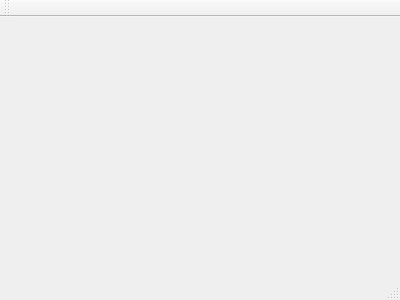
sheeaza/surround-view, file mainwindow.ui: the form before one commit.
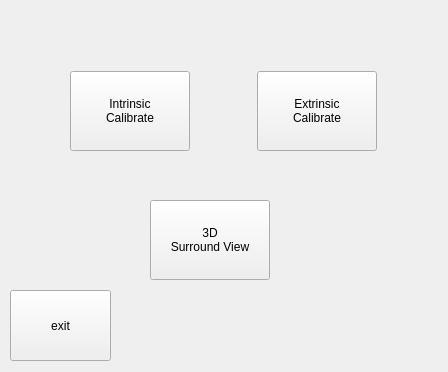
The form after the commit.

Patch:
```diff
--- a/mainwindow.ui
+++ b/mainwindow.ui
@@ -1,24 +1,112 @@
 <ui version="4.0">
  <class>MainWindow</class>
- <widget class="QMainWindow" name="MainWindow" >
-  <property name="geometry" >
+ <widget class="QMainWindow" name="MainWindow">
+  <property name="geometry">
    <rect>
     <x>0</x>
     <y>0</y>
-    <width>400</width>
-    <height>300</height>
+    <width>448</width>
+    <height>372</height>
    </rect>
   </property>
   <property name="windowTitle" >
    <string>MainWindow</string>
   </property>
-  <widget class="QMenuBar" name="menuBar" />
-  <widget class="QToolBar" name="mainToolBar" />
-  <widget class="QWidget" name="centralWidget" />
-  <widget class="QStatusBar" name="statusBar" />
+  <widget class="QWidget" name="centralWidget">
+   <widget class="QPushButton" name="intrinButton">
+    <property name="geometry">
+     <rect>
+      <x>70</x>
+      <y>71</y>
+      <width>120</width>
+      <height>80</height>
+     </rect>
+    </property>
+    <property name="sizePolicy">
+     <sizepolicy hsizetype="Fixed" vsizetype="Fixed">
+      <horstretch>0</horstretch>
+      <verstretch>0</verstretch>
+     </sizepolicy>
+    </property>
+    <property name="minimumSize">
+     <size>
+      <width>120</width>
+      <height>80</height>
+     </size>
+    </property>
+    <property name="text">
+     <string>Intrinsic
+Calibrate</string>
+    </property>
+   </widget>
+   <widget class="QPushButton" name="extrinButton">
+    <property name="geometry">
+     <rect>
+      <x>257</x>
+      <y>71</y>
+      <width>120</width>
+      <height>80</height>
+     </rect>
+    </property>
+    <property name="sizePolicy">
+     <sizepolicy hsizetype="Fixed" vsizetype="Fixed">
+      <horstretch>0</horstretch>
+      <verstretch>0</verstretch>
+     </sizepolicy>
+    </property>
+    <property name="minimumSize">
+     <size>
+      <width>120</width>
+      <height>80</height>
+     </size>
+    </property>
+    <property name="text">
+     <string>Extrinsic
+Calibrate</string>
+    </property>
+   </widget>
+   <widget class="QPushButton" name="svButton">
+    <property name="geometry">
+     <rect>
+      <x>150</x>
+      <y>200</y>
+      <width>120</width>
+      <height>80</height>
+     </rect>
+    </property>
+    <property name="sizePolicy">
+     <sizepolicy hsizetype="Fixed" vsizetype="Fixed">
+      <horstretch>0</horstretch>
+      <verstretch>0</verstretch>
+     </sizepolicy>
+    </property>
+    <property name="minimumSize">
+     <size>
+      <width>120</width>
+      <height>80</height>
+     </size>
+    </property>
+    <property name="text">
+     <string>3D
+Surround View</string>
+    </property>
+   </widget>
+   <widget class="QPushButton" name="exitButton">
+    <property name="geometry">
+     <rect>
+      <x>10</x>
+      <y>290</y>
+      <width>101</width>
+      <height>71</height>
+     </rect>
+    </property>
+    <property name="text">
+     <string>exit</string>
+    </property>
+   </widget>
+  </widget>
  </widget>
- <layoutDefault spacing="6" margin="11" />
- <pixmapfunction></pixmapfunction>
+ <layoutdefault spacing="6" margin="11"/>
  <resources/>
  <connections/>
 </ui>
```
Left out of the diff: 24 changed lines with no effect on the pictures.
